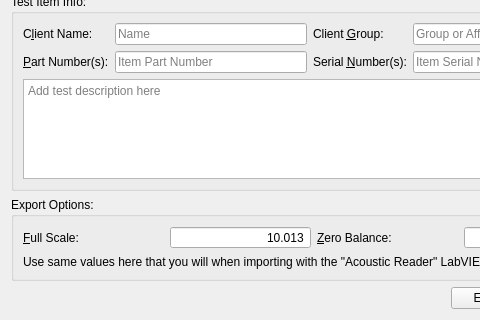
The window that optimine2dat/export.ui (berkowski/optimine2dat) describes before a commit, drawn with Qt 5; both pictures show x 0 to 480 and y 276 to 596 of the 628 by 596 pixel window.
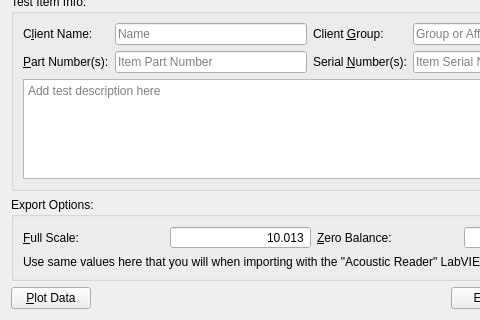
The same window after the commit.

Commit message: Added plot support.

Patch:
```diff
--- a/optimine2dat/export.ui
+++ b/optimine2dat/export.ui
@@ -435,6 +435,13 @@
    </item>
    <item>
     <layout class="QHBoxLayout" name="horizontalLayout">
+     <item>
+      <widget class="QPushButton" name="plotButton">
+       <property name="text">
+        <string>&amp;Plot Data</string>
+       </property>
+      </widget>
+     </item>
      <item>
       <spacer name="horizontalSpacer">
        <property name="orientation">
```
The commit also changes 2 other files.
